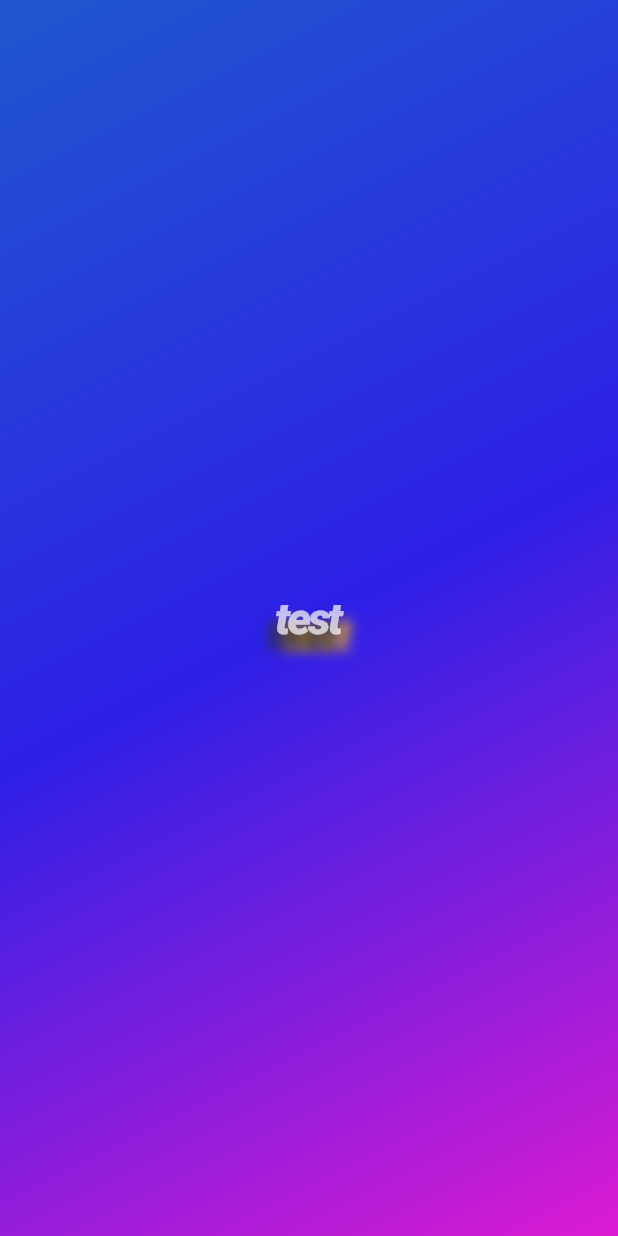
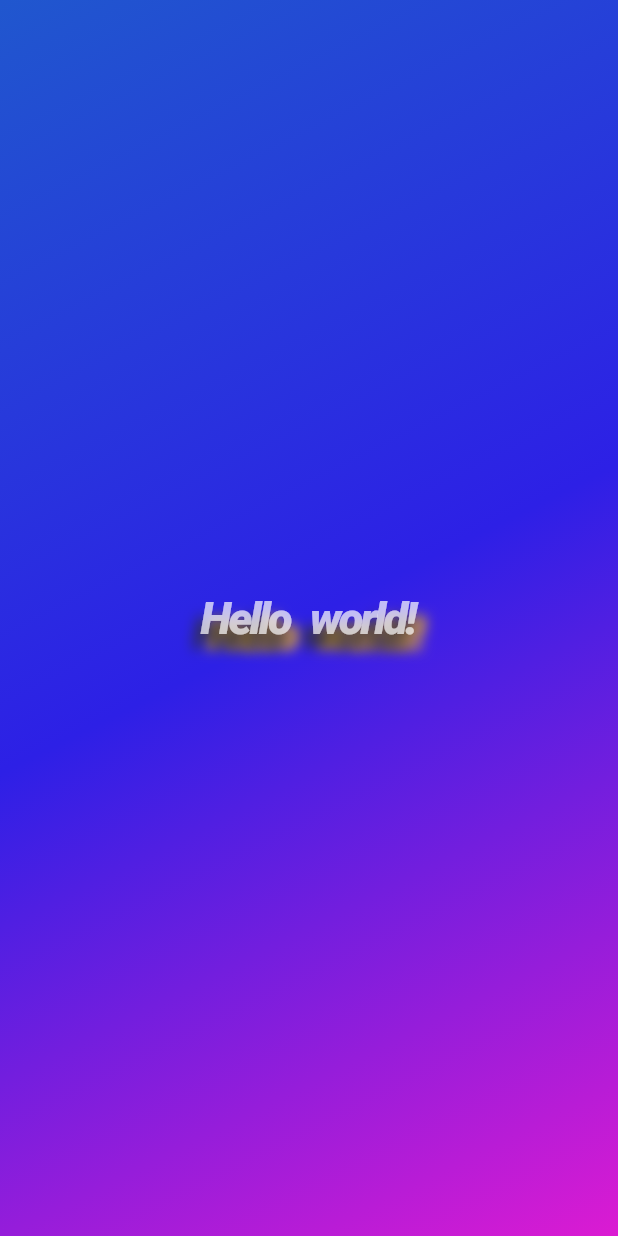
Before and after one commit to AmineChograni/roll_dice, a Flutter app: the screen it shows after launch, on a phone screen of 412 x 824 dp. Run offline on Flutter 3.47's test engine with Material 3 defaults, Android fonts, the phone set to English and light mode, and no system bars.

Commit message:
final and const

```diff
--- a/lib/gradient_container.dart
+++ b/lib/gradient_container.dart
@@ -1,4 +1,7 @@
 import 'package:flutter/material.dart';
+
+Alignment startAlignment = Alignment.topLeft;
+Alignment endAlignment = Alignment.bottomRight;
 
 class GradientContainer extends StatelessWidget {
   const GradientContainer({super.key});
@@ -7,11 +10,11 @@ class GradientContainer extends StatelessWidget {
   Widget build(BuildContext context) {
     return Container(
       //color: Colors.amber,
-      decoration: const BoxDecoration(
+      decoration: BoxDecoration(
         gradient: LinearGradient(
-          begin: Alignment.topLeft,
-          end: Alignment.bottomRight,
-          colors: [
+          begin: startAlignment,
+          end: endAlignment,
+          colors: const [
             Color.fromARGB(255, 32, 87, 206),
             Color.fromARGB(255, 45, 32, 230),
             Color.fromARGB(255, 219, 27, 210),
@@ -19,7 +22,7 @@ class GradientContainer extends StatelessWidget {
         ),
       ),
       child: Center(
-        child: myCustomText('test'),
+        child: myCustomText('Hello world!'),
       ),
     );
   }
```
